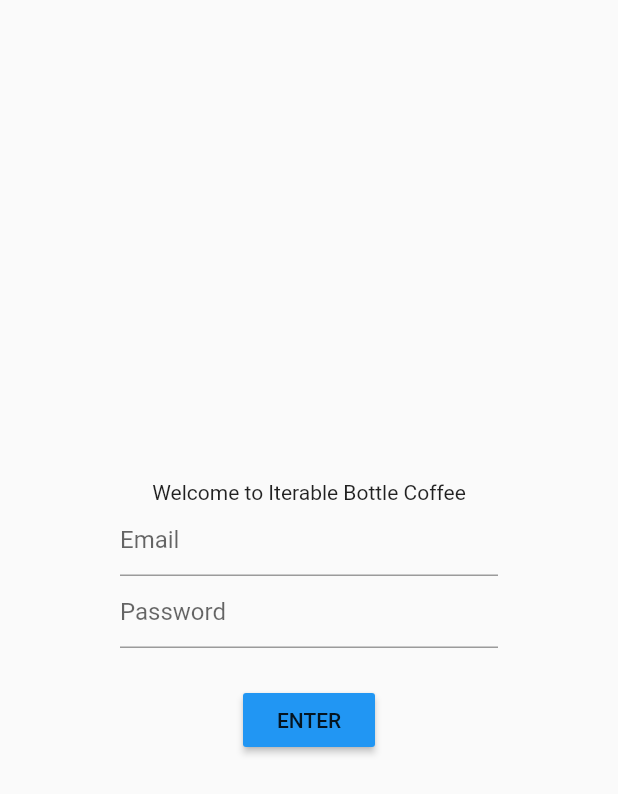
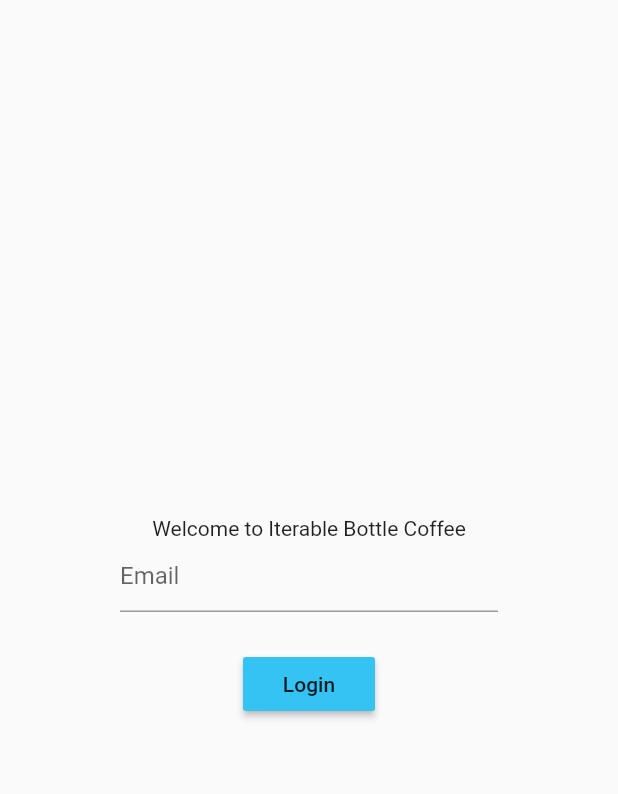
Before and after one commit to nhamlani101/iterable-coffee, a Flutter app: the screen it shows after launch, on a phone screen of 412 x 824 dp. Shown: the top 794 px of the screen. Run offline on Flutter 3.47's test engine with Material 2 defaults, Android fonts, the phone set to English and light mode, and no system bars.

```diff
--- a/lib/main.dart
+++ b/lib/main.dart
@@ -16,6 +16,7 @@ class MyApp extends StatelessWidget {
     return ChangeNotifierProvider(
       create: (context) => CartModel(),
       child: MaterialApp(
+        color: Color(0xFF34C3F2),
         title: 'Provider Demo',
         initialRoute: '/',
         routes: {
--- a/lib/screens/login.dart
+++ b/lib/screens/login.dart
@@ -1,10 +1,40 @@
 import 'package:flutter/material.dart';
+import 'package:flutter_test_app/models/cart_model.dart';
+import 'package:flutter_test_app/util/iterable_functions.dart';
+import 'package:provider/provider.dart';
 
 class MyLogin extends StatelessWidget {
   @override
   Widget build(BuildContext context) {
     return Scaffold(
-      body: Center(
+      body: MyForm(),
+    );
+  }
+}
+
+class MyForm extends StatefulWidget {
+  const MyForm({
+    Key key,
+  }) : super(key: key);
+
+  @override
+  _MyFormState createState() => _MyFormState();
+}
+
+class _MyFormState extends State<MyForm> {
+  final emailController = TextEditingController();
+  final _formKey = GlobalKey<FormState>();
+
+  @override
+  void dispose() {
+    emailController.dispose();
+    super.dispose();
+  }
+
+  @override
+  Widget build(BuildContext context) {
+    var info = Provider.of<CartModel>(context);
+    return Center(
       child: Container(
         padding: EdgeInsets.all(80.0),
         child: Column(
@@ -13,32 +43,55 @@ class MyLogin extends StatelessWidget {
             Text(
               'Welcome to Iterable Bottle Coffee',
             ),
-              TextFormField(
+            Form(
+              key: _formKey,
+              child: TextFormField(
+                cursorColor: Color(0xFF34C3F2),
+                controller: emailController,
+                keyboardType: TextInputType.emailAddress,
+                validator: validateEmail,
                 decoration: InputDecoration(
                   hintText: 'Email',
                 ),
               ),
-              TextFormField(
-                decoration: InputDecoration(
-                  hintText: 'Password',
-                ),
-                obscureText: true,
             ),
             SizedBox(
               height: 24,
             ),
             RaisedButton(
-                color: Colors.blue,
-                child: Text('ENTER'),
+              color: Color(0xFF34C3F2),
+              child: Text('Login'),
               onPressed: () {
                 print("Enter button pressed");
+                if (_formKey.currentState.validate()) {
+                  print("validated");
+                  info.setEmail(emailController.text);
+                  updateUser(emailController.text).then((result) {
+                    if (result.statusCode == 200) {
+                      print("User updated");
                       Navigator.pushReplacementNamed(context, '/catalog');
+                    } else {
+                      print(result.body);
+                      print(result.statusCode);
+                      throw Exception("It didn't work");
+                    }
+                  });
+                }
               },
             )
           ],
         ),
       ),
-      ),
     );
   }
+
+  String validateEmail(value) {
+    bool emailValid = RegExp(
+            r"^[a-zA-Z0-9.a-zA-Z0-9.!#$%&'*+-/=?^_`{|}~]+@[a-zA-Z0-9]+\.[a-zA-Z]+")
+        .hasMatch(value);
+    if (!emailValid) {
+      return 'Please enter a valid email';
     }
+    return null;
+  }
+}
```
Also changed, not shown: lib/models/cart_model.dart (+9 -0 lines), lib/screens/cart.dart (+22 -15 lines), lib/screens/catalog.dart (+7 -1 lines), lib/util/iterable_functions.dart (+28 -11 lines). Lines whose indentation alone changed are shown as unchanged.
